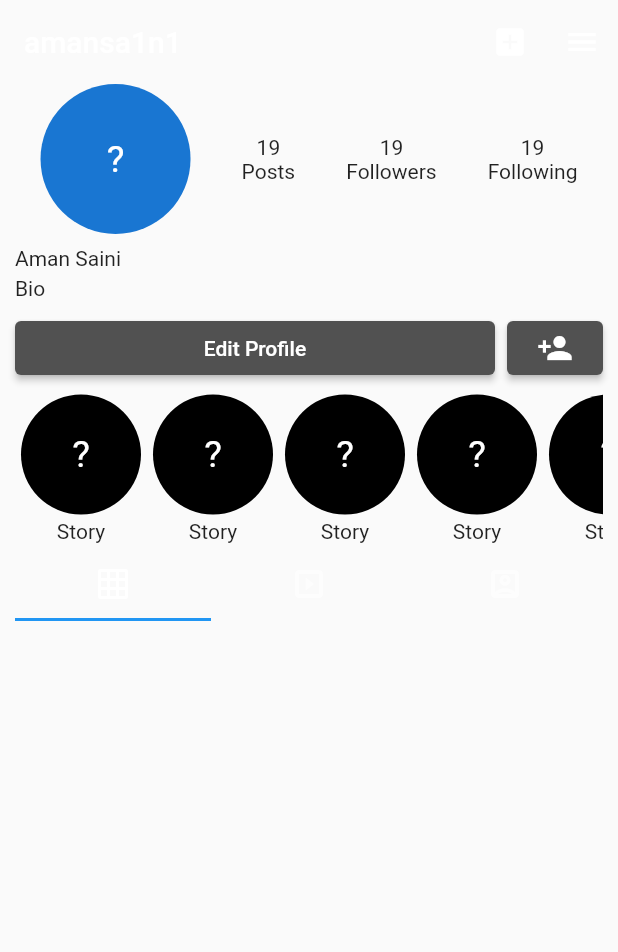
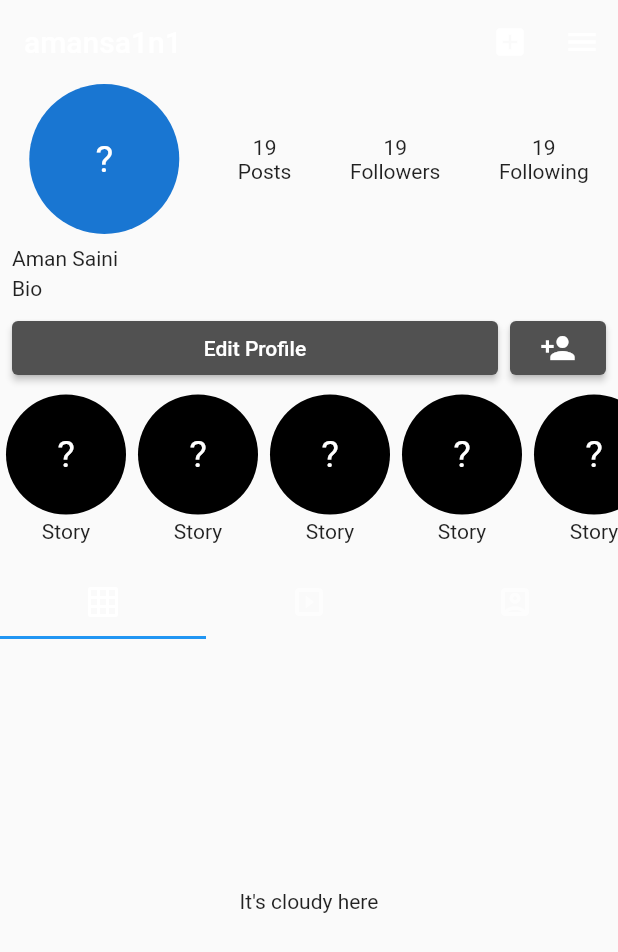
Before and after one commit to connectamansaini/instagram_ui, a Flutter app: the screen it shows after launch, on a phone screen of 412 x 824 dp. Shown: the top 952 px of the screen. Run offline on Flutter 3.47's test engine with Material 2 defaults, Android fonts, the phone set to English and light mode, and no system bars.

Commit message:
Using Nested Scroll View build Profile View

```diff
--- a/lib/src/profile/views/profile_view.dart
+++ b/lib/src/profile/views/profile_view.dart
@@ -10,7 +10,14 @@ class ProfileView extends StatelessWidget {
   @override
   Widget build(BuildContext context) {
     return Scaffold(
-      appBar: AppBar(
+      body: DefaultTabController(
+        length: 3,
+        child: NestedScrollView(
+          headerSliverBuilder: (BuildContext context, bool innerBoxIsScrolled) {
+            // These are the slivers that show up in the "outer" scroll view.
+            return <Widget>[
+              SliverAppBar(
+                pinned: true,
                 backgroundColor: Colors.transparent,
                 elevation: 0.0,
                 title: const Text(
@@ -30,29 +37,54 @@ class ProfileView extends StatelessWidget {
                     ),
                   ),
                 ],
+                forceElevated: innerBoxIsScrolled,
               ),
-      body: DefaultTabController(
-        length: 3,
-        child: ListView(
-          padding: const EdgeInsets.symmetric(horizontal: 10.0),
+              SliverToBoxAdapter(
+                child: Padding(
+                  padding: const EdgeInsets.only(bottom: 12.0),
+                  child: Column(
+                    crossAxisAlignment: CrossAxisAlignment.start,
                     children: [
                       const ProfilePicRow(),
                       verticalSizedBox,
-            const Text('Aman Saini'),
+                      const Padding(
+                        padding: EdgeInsets.only(left: 8.0),
+                        child: Text('Aman Saini'),
+                      ),
                       verticalSizedBoxSmall,
-            const Text('Bio'),
+                      const Padding(
+                        padding: EdgeInsets.only(left: 8.0),
+                        child: Text('Bio'),
+                      ),
                       verticalSizedBox,
-            const EditProfileRow(),
+                      const Padding(
+                        padding: EdgeInsets.symmetric(horizontal: 8.0),
+                        child: EditProfileRow(),
+                      ),
                       SizedBox(
                         height: 110.0,
                         child: ListView.builder(
                           itemCount: 15,
                           scrollDirection: Axis.horizontal,
                           physics: const BouncingScrollPhysics(),
-                itemBuilder: (context, index) => const HighlightItem(),
+                          itemBuilder: (context, index) =>
+                              const HighlightItem(),
                         ),
                       ),
-            const TabBar(
+                    ],
+                  ),
+                ),
+              ),
+              SliverOverlapAbsorber(
+                handle:
+                    NestedScrollView.sliverOverlapAbsorberHandleFor(context),
+                sliver: const SliverAppBar(
+                  toolbarHeight: 0.0,
+                  expandedHeight: 0.0,
+                  primary: false,
+                  backgroundColor: Colors.transparent,
+                  pinned: true,
+                  bottom: TabBar(
                     tabs: <Widget>[
                       Tab(
                         icon: Icon(Icons.grid_on),
@@ -65,21 +97,28 @@ class ProfileView extends StatelessWidget {
                       ),
                     ],
                   ),
-            // const TabBarView(
-            //   children: <Widget>[
-            //     Center(
-            //       child: Text("It's cloudy here"),
-            //     ),
-            //     Center(
-            //       child: Text("It's rainy here"),
-            //     ),
-            //     Center(
-            //       child: Text("It's sunny here"),
-            //     ),
-            //   ],
-            // ),
+                ),
+              ),
+            ];
+          },
+          body: const TabBarView(
+            children: <Widget>[
+              Center(
+                child: Text("It's cloudy here"),
+              ),
+              Center(
+                child: Text("It's rainy here"),
+              ),
+              Center(
+                child: Text("It's sunny here"),
+              ),
             ],
           ),
+        ),
+        // ListView(
+        //   padding: const EdgeInsets.symmetric(horizontal: 10.0),
+        //   children: [
+        //
       ),
     );
   }
```
Lines whose indentation alone changed are shown as unchanged.
